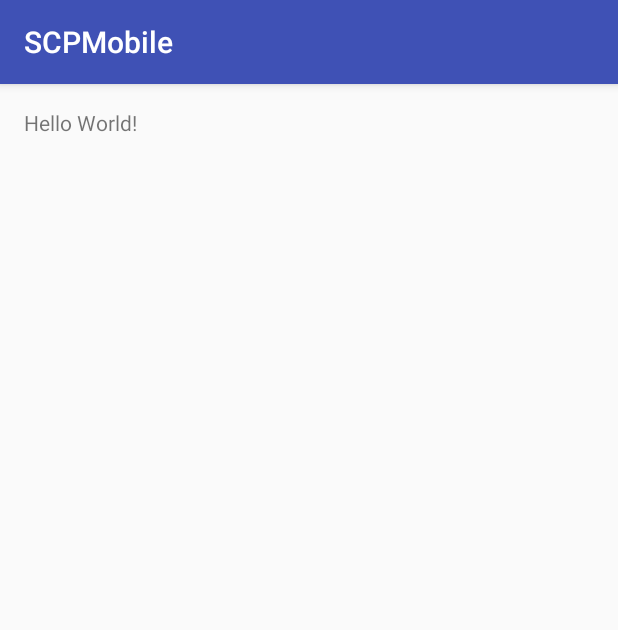
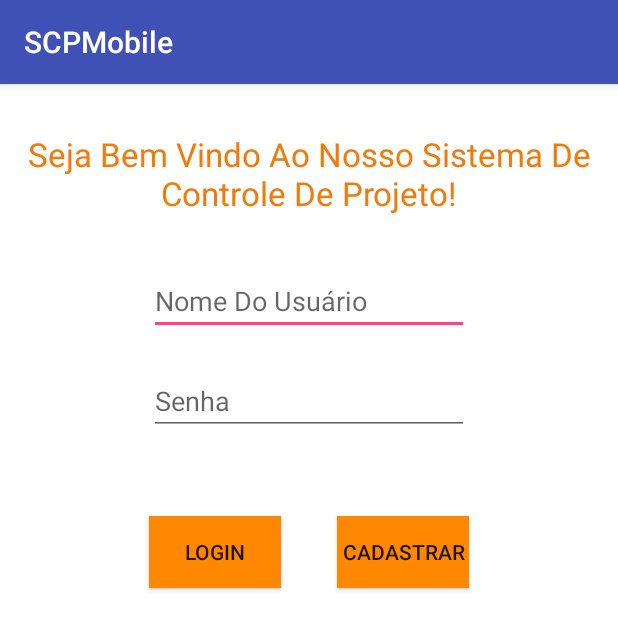
Before and after one commit to rubemkalebe/scpMobile, an Android app: the screen it shows after launch (MainActivity), on a phone screen of 412 x 824 dp. Shown: the top 630 px of the screen. Run offline under Robolectric (Android 15) with nearby library versions, the phone set to English and light mode, and no system bars.

Commit message:
Tela login

```diff
--- a/app/build.gradle
+++ b/app/build.gradle
@@ -2,7 +2,7 @@ apply plugin: 'com.android.application'
 
 android {
     compileSdkVersion 24
-    buildToolsVersion "23.0.3"
+    buildToolsVersion '25.0.0'
     defaultConfig {
         applicationId "imd.ufrn.br.scpmobile"
         minSdkVersion 15
@@ -25,5 +25,7 @@ dependencies {
         exclude group: 'com.android.support', module: 'support-annotations'
     })
     compile 'com.android.support:appcompat-v7:24.2.0'
+    compile 'com.android.support.constraint:constraint-layout:1.0.2'
+    compile 'com.android.support:design:24.2.1'
     testCompile 'junit:junit:4.12'
 }
--- a/app/src/main/res/layout/activity_main.xml
+++ b/app/src/main/res/layout/activity_main.xml
@@ -4,14 +4,70 @@
     android:id="@+id/activity_main"
     android:layout_width="match_parent"
     android:layout_height="match_parent"
+    android:background="@android:color/background_light"
     android:paddingBottom="@dimen/activity_vertical_margin"
     android:paddingLeft="@dimen/activity_horizontal_margin"
     android:paddingRight="@dimen/activity_horizontal_margin"
     android:paddingTop="@dimen/activity_vertical_margin"
     tools:context="imd.ufrn.br.scpmobile.MainActivity">
 
-    <TextView
+    <EditText
+        android:id="@+id/editText"
         android:layout_width="wrap_content"
         android:layout_height="wrap_content"
-        android:text="Hello World!" />
+        android:layout_below="@+id/textView"
+        android:layout_centerHorizontal="true"
+        android:layout_marginTop="106dp"
+        android:ems="10"
+        android:hint="Nome Do Usuário"
+        android:inputType="textPersonName" />
+
+    <EditText
+        android:id="@+id/editText3"
+        android:layout_width="wrap_content"
+        android:layout_height="wrap_content"
+        android:layout_alignEnd="@+id/editText"
+        android:layout_alignRight="@+id/editText"
+        android:layout_below="@+id/editText"
+        android:layout_marginTop="21dp"
+        android:ems="10"
+        android:hint="Senha"
+        android:inputType="numberPassword" />
+
+    <Button
+        android:id="@+id/button"
+        android:layout_width="wrap_content"
+        android:layout_height="wrap_content"
+        android:layout_alignLeft="@+id/editText3"
+        android:layout_alignStart="@+id/editText3"
+        android:layout_below="@+id/editText3"
+        android:layout_marginTop="54dp"
+        android:background="@android:color/holo_orange_dark"
+        android:text="Login"
+        android:textColorLink="@android:color/holo_orange_dark" />
+
+    <Button
+        android:id="@+id/button2"
+        android:layout_width="wrap_content"
+        android:layout_height="wrap_content"
+        android:layout_alignBaseline="@+id/button"
+        android:layout_alignBottom="@+id/button"
+        android:layout_alignEnd="@+id/editText3"
+        android:layout_alignRight="@+id/editText3"
+        android:background="@android:color/holo_orange_dark"
+        android:text="Cadastrar" />
+
+    <TextView
+        android:id="@+id/textView2"
+        android:layout_width="wrap_content"
+        android:layout_height="wrap_content"
+        android:layout_alignParentLeft="true"
+        android:layout_alignParentStart="true"
+        android:layout_alignParentTop="true"
+        android:layout_marginTop="16dp"
+        android:text="Seja Bem Vindo Ao Nosso Sistema De Controle De Projeto!"
+        android:textAlignment="center"
+        android:textColor="?android:attr/colorActivatedHighlight"
+        android:textSize="22sp" />
+
 </RelativeLayout>
--- a/app/src/main/res/values/dimens.xml
+++ b/app/src/main/res/values/dimens.xml
@@ -2,4 +2,5 @@
     <!-- Default screen margins, per the Android Design guidelines. -->
     <dimen name="activity_horizontal_margin">16dp</dimen>
     <dimen name="activity_vertical_margin">16dp</dimen>
+    <dimen name="fab_margin">16dp</dimen>
 </resources>
--- a/app/src/main/res/values/strings.xml
+++ b/app/src/main/res/values/strings.xml
@@ -1,3 +1,4 @@
 <resources>
     <string name="app_name">SCPMobile</string>
+    <string name="title_activity_menu">MenuActivity</string>
 </resources>
--- a/app/src/main/res/values/styles.xml
+++ b/app/src/main/res/values/styles.xml
@@ -8,4 +8,13 @@
         <item name="colorAccent">@color/colorAccent</item>
     </style>
 
+    <style name="AppTheme.NoActionBar">
+        <item name="windowActionBar">false</item>
+        <item name="windowNoTitle">true</item>
+    </style>
+
+    <style name="AppTheme.AppBarOverlay" parent="ThemeOverlay.AppCompat.Dark.ActionBar" />
+
+    <style name="AppTheme.PopupOverlay" parent="ThemeOverlay.AppCompat.Light" />
+
 </resources>
--- a/build.gradle
+++ b/build.gradle
@@ -5,7 +5,7 @@ buildscript {
         jcenter()
     }
     dependencies {
-        classpath 'com.android.tools.build:gradle:2.2.2'
+        classpath 'com.android.tools.build:gradle:2.3.2'
 
         // NOTE: Do not place your application dependencies here; they belong
         // in the individual module build.gradle files
```
Also changed, not shown: gradle/wrapper/gradle-wrapper.properties.
